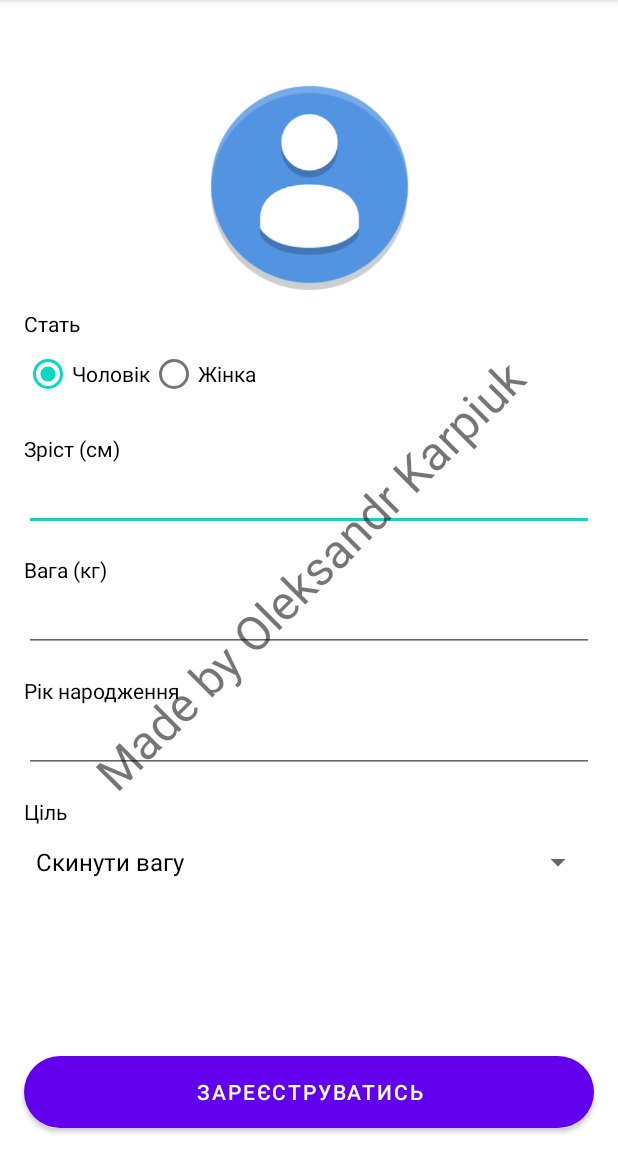
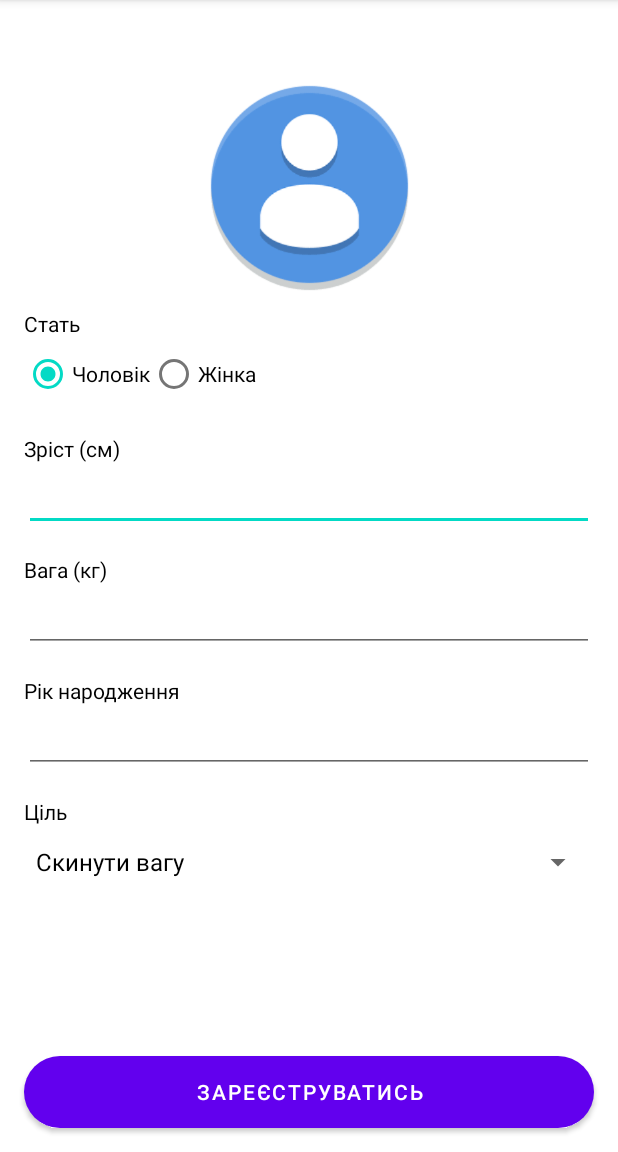
Before and after one commit to Drozd214/CaloricTable, an Android app: the RegistrationActivity screen opened directly, with no data from a screen before it, on a phone screen of 412 x 824 dp, the part 84-1236 px from its top. Run offline under Robolectric (Android 15) with nearby library versions, the phone set to English and light mode, and no system bars; our stand-ins replace CircleImageView, Dagger/Hilt's generated code; pictures from the network do not load.

Commit message:
removed "Made by..."

```diff
--- a/app/src/main/res/layout/activity_registration.xml
+++ b/app/src/main/res/layout/activity_registration.xml
@@ -5,15 +5,6 @@
     android:id="@+id/registrationScreen"
     android:layout_width="match_parent"
     android:layout_height="match_parent">
-
-    <TextView
-        android:layout_width="match_parent"
-        android:layout_height="match_parent"
-        android:text="Made by Oleksandr Karpiuk"
-        android:gravity="center"
-        android:textSize="32sp"
-        android:rotation="-45"
-        android:elevation="1000dp"/>
 
     <ScrollView
         android:layout_width="0dp"
```
Also changed, not shown: app/src/main/res/layout/activity_main.xml (+0 -9 lines), app/src/main/res/layout/activity_product_info.xml (+0 -9 lines), app/src/main/res/layout/activity_product_picker.xml (+0 -9 lines).
